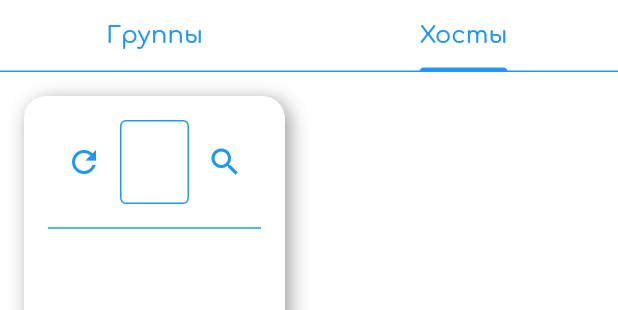
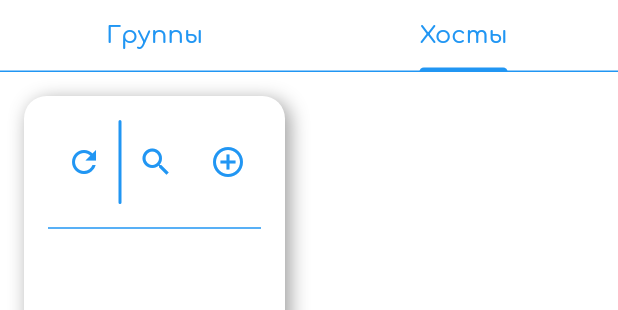
Before and after one commit to Ilase/net_runner, a Flutter app: the HostsPg widget shown alone on an empty page, opened directly, tab 2 chosen, on a phone screen of 412 x 824 dp. Shown: the top 310 px of the screen. Run offline on Flutter 3.47's test engine with Material 3 defaults, Android fonts, the phone set to English and light mode, and no system bars; our stand-ins replace auto_size_text, bloc, equatable, flutter_bloc, google_fonts, loading_animation_widget and 3 more; missing offline and left inert: graphview, platform_detector; accounts and stored records are empty; generated files the repository leaves out were written again.

Commit message:
adding states to host/group tabs check state class

```diff
--- a/lib/features/hosts/presentation/hosts_pg.dart
+++ b/lib/features/hosts/presentation/hosts_pg.dart
@@ -14,7 +14,12 @@ class HostsPg extends StatefulWidget {
 class _HostsPgState extends State<HostsPg> with SingleTickerProviderStateMixin {
   late TabController _tabController;
   bool _isEditingGroupMode = false;
-  Map<String, dynamic>? _selectedItem;
+  Map<String, dynamic>? _selectedGroupItem;
+  Map<String, dynamic>? _selectedHostItem;
+
+  String hostTabState = "default";
+  String groupTabState = "default";
+
   List<dynamic>? _selectedItemHosts;
 
   @override
@@ -96,6 +101,15 @@ class _HostsPgState extends State<HostsPg> with SingleTickerProviderStateMixin {
                           onPressed: () {},
                           icon: Icon(Icons.search),
                         ),
+                        Divider(),
+                        IconButton(
+                          onPressed: () {
+                            setState(() {
+                              groupTabState = "adding";
+                            });
+                          },
+                          icon: Icon(Icons.add_circle_outline),
+                        ),
                       ],
                     ),
                     SizedBox(height: 8),
@@ -112,8 +126,9 @@ class _HostsPgState extends State<HostsPg> with SingleTickerProviderStateMixin {
                                 return ListTile(
                                   onTap: () {
                                     setState(() {
-                                      _selectedItem = list[index];
+                                      _selectedGroupItem = list[index];
                                       _selectedItemHosts = list[index]["hosts"];
+                                      groupTabState = "view";
                                     });
                                   },
                                   title: Text(list[index]["name"]),
@@ -134,10 +149,41 @@ class _HostsPgState extends State<HostsPg> with SingleTickerProviderStateMixin {
           ),
         ),
         Expanded(
-          child: _selectedItem != null
-              ? _buildGroupDetailsView()
-              : Center(child: Text('Выберите группу для просмотра')),
-        ),
+            child: Padding(
+          padding: const EdgeInsets.only(
+            top: 16,
+            left: 16,
+            right: 16,
+          ),
+          child: Container(
+            decoration: BoxDecoration(
+              color: Colors.white,
+              boxShadow: [
+                BoxShadow(
+                  offset: Offset(3, 3),
+                  color: Colors.grey,
+                  blurRadius: 15,
+                )
+              ],
+              borderRadius: BorderRadius.vertical(
+                top: Radius.circular(15),
+              ),
+            ),
+            child: Builder(
+              builder: (builder) {
+                if (groupTabState == "adding") {
+                  return _buildAddGroup();
+                } else if (groupTabState == "view") {
+                  return _buildGroupDetailsView();
+                } else {
+                  return Center(
+                    child: Text('Выберите группу для просмотра'),
+                  );
+                }
+              },
+            ),
+          ),
+        )),
       ],
     );
   }
@@ -151,7 +197,7 @@ class _HostsPgState extends State<HostsPg> with SingleTickerProviderStateMixin {
           Row(
             mainAxisAlignment: MainAxisAlignment.spaceBetween,
             children: [
-              Text('Группа: ${_selectedItem!["name"]}'),
+              Text('Группа: ${_selectedGroupItem!["name"]}'),
               Row(
                 children: [
                   IconButton(onPressed: () {}, icon: Icon(Icons.edit)),
@@ -161,8 +207,9 @@ class _HostsPgState extends State<HostsPg> with SingleTickerProviderStateMixin {
                   IconButton(
                     onPressed: () {
                       setState(() {
-                        _selectedItem = null;
+                        _selectedGroupItem = null;
                         _selectedItemHosts = null;
+                        groupTabState = "default";
                       });
                     },
                     icon: Icon(Icons.close),
@@ -172,7 +219,7 @@ class _HostsPgState extends State<HostsPg> with SingleTickerProviderStateMixin {
             ],
           ),
           Divider(),
-          Text('Описание: ${_selectedItem!["description"]}'),
+          Text('Описание: ${_selectedGroupItem!["description"]}'),
           Divider(),
           Text('Хосты:'),
           Expanded(
@@ -235,6 +282,10 @@ class _HostsPgState extends State<HostsPg> with SingleTickerProviderStateMixin {
                             onPressed: () {},
                             icon: Icon(Icons.search),
                           ),
+                          IconButton(
+                            onPressed: () {},
+                            icon: Icon(Icons.add_circle_outline),
+                          ),
                         ],
                       ),
                       SizedBox(height: 8),
@@ -247,12 +298,49 @@ class _HostsPgState extends State<HostsPg> with SingleTickerProviderStateMixin {
             ),
           ),
           Expanded(
-            child: _selectedItem != null
-                ? _buildGroupDetailsView()
-                : Center(child: Text('Выберите хост для просмотра')),
+            child: Builder(
+              builder: (builder) {
+                if (hostTabState == "view") {
+                  return Placeholder();
+                } else if (hostTabState == "adding") {
+                  return Placeholder();
+                } else {
+                  return Center(
+                    child: Text('Выберите хост для просмотра'),
+                  );
+                }
+              },
+            ),
           ),
         ],
       ),
     );
   }
+
+  Widget _buildAddGroup() {
+    return Padding(
+      padding: const EdgeInsets.all(16.0),
+      child: Column(
+        children: [
+          Row(
+            mainAxisAlignment: MainAxisAlignment.spaceBetween,
+            children: [
+              Text('Добавить группу'),
+              IconButton(
+                  onPressed: () {
+                    setState(() {
+                      groupTabState = "default";
+                    });
+                  },
+                  icon: Icon(Icons.close))
+            ],
+          )
+        ],
+      ),
+    );
+  }
+
+  Widget _buildHostDetails() {
+    return Placeholder();
+  }
 }
```
